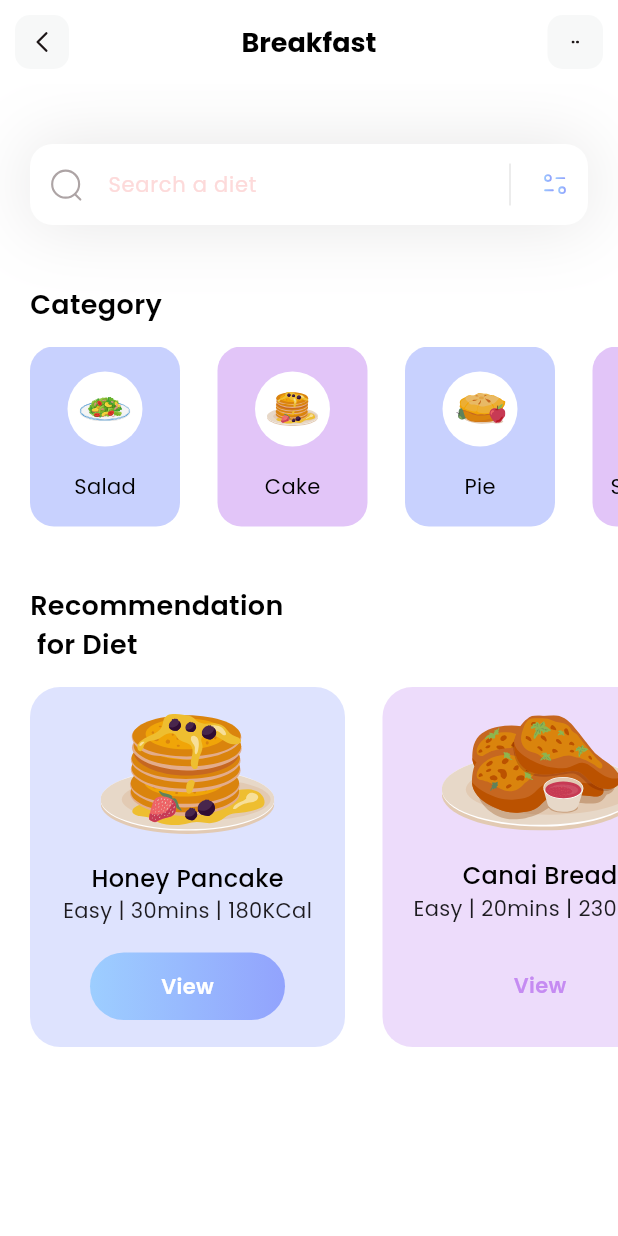
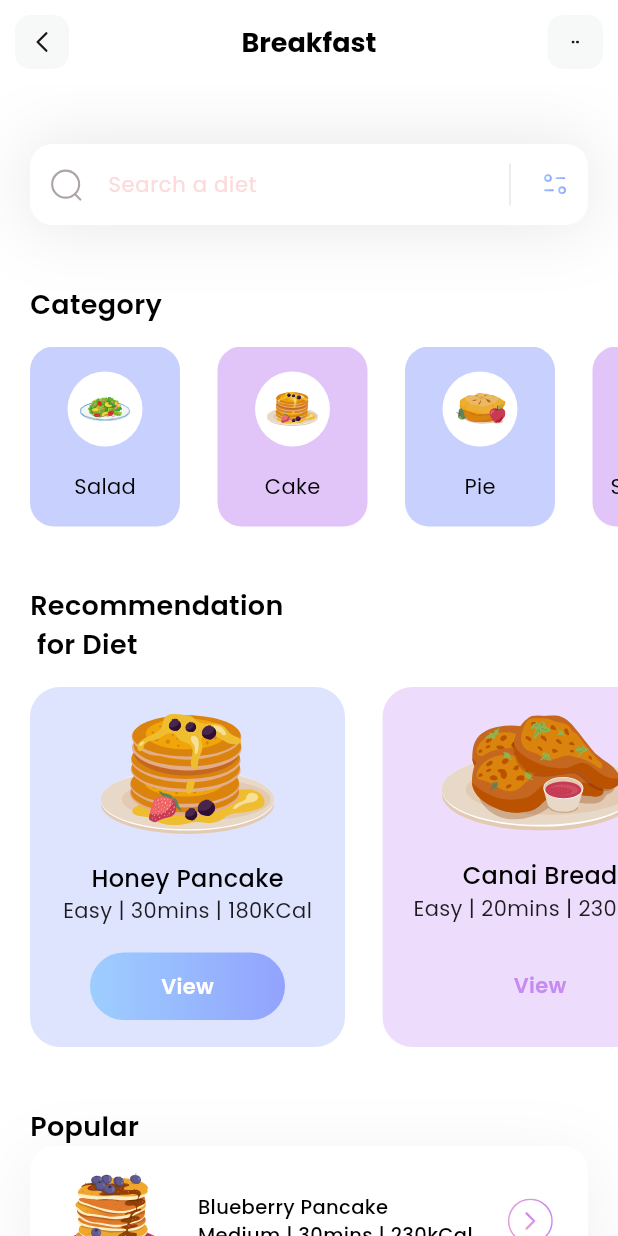
Before and after one commit to abungubrighton/dietApp, a Flutter app: the screen it shows after launch, on a phone screen of 412 x 824 dp. Run offline on Flutter 3.47's test engine with Material 3 defaults, Android fonts, the phone set to English and light mode, and no system bars; our stand-ins replace flutter_svg.

Commit message:
chore:popular diet section

```diff
--- a/lib/main.dart
+++ b/lib/main.dart
@@ -12,7 +12,7 @@ class MyApp extends StatelessWidget {
   @override
   Widget build(BuildContext context) {
     return MaterialApp(
-      home: HomePage(),
+      home: const HomePage(),
       theme: ThemeData(fontFamily: 'Poppins'),
       debugShowCheckedModeBanner: false,
     );
--- a/lib/models/category_model.dart
+++ b/lib/models/category_model.dart
@@ -20,25 +20,25 @@ class CategoryModel {
       CategoryModel(
           name: "Salad",
           iconPath: 'assets/icons/plate.svg',
-          boxColor: const Color(0xFF92A3FD)),
+          boxColor: const Color(0xff92A3FD)),
     );
     categories.add(
       CategoryModel(
           name: "Cake",
           iconPath: 'assets/icons/pancakes.svg',
-          boxColor: const Color(0xFFC58BF2)),
+          boxColor: const Color(0xffC58BF2)),
     );
     categories.add(
       CategoryModel(
           name: "Pie",
           iconPath: 'assets/icons/pie.svg',
-          boxColor: const Color(0xFF92A3FD)),
+          boxColor: const Color(0xff92A3FD)),
     );
     categories.add(
       CategoryModel(
           name: "Smoothies",
           iconPath: 'assets/icons/orange-snacks.svg',
-          boxColor: const Color(0xFFC58BF2)),
+          boxColor: const Color(0xffC58BF2)),
     );
     return categories;
   }
--- a/lib/models/diet_model.dart
+++ b/lib/models/diet_model.dart
@@ -6,7 +6,7 @@ class DietModel {
   String level;
   String duration;
   String calorie;
-  bool viewIsSelected;
+  bool viewIsSelected; //control display of the button text
   Color boxColor;
 
   DietModel({
@@ -28,7 +28,7 @@ class DietModel {
         level: "Easy",
         calorie: "180KCal",
         viewIsSelected: true,
-        boxColor: const Color(0xFF92A3FD),
+        boxColor: const Color(0xff92A3FD),
         duration: "30mins"));
     diets.add(DietModel(
         name: "Canai Bread",
@@ -36,7 +36,7 @@ class DietModel {
         level: "Easy",
         calorie: "230KCal",
         viewIsSelected: false,
-        boxColor: const Color(0xFFC58BF2),
+        boxColor: const Color(0xffC58BF2),
         duration: "20mins"));
     diets.add(DietModel(
         name: "Honey Pancake",
@@ -44,7 +44,7 @@ class DietModel {
         level: "Easy",
         calorie: "180KCal",
         viewIsSelected: true,
-        boxColor: const Color(0xFF92A3FD),
+        boxColor: const Color(0xff92A3FD),
         duration: "30mins"));
     return diets;
   }
--- /dev/null
+++ b/lib/models/popular_model.dart
@@ -0,0 +1,54 @@
+class PopularDietsModel {
+  String name;
+  String iconPath;
+  String level;
+  String duration;
+  String calorie;
+  bool boxIsSelected; //control display of the box shadow
+
+  PopularDietsModel(
+      {required this.name,
+      required this.iconPath,
+      required this.level,
+      required this.duration,
+      required this.boxIsSelected,
+      required this.calorie});
+
+  static List<PopularDietsModel> getPopularDiets() {
+    List<PopularDietsModel> popularDiets = [];
+
+    popularDiets.add(PopularDietsModel(
+      name: "Blueberry Pancake",
+      iconPath: "assets/icons/blueberry-pancake.svg",
+      level: "Medium",
+      duration: "30mins",
+      calorie: "230kCal",
+      boxIsSelected: true,
+    ));
+    popularDiets.add(PopularDietsModel(
+      name: "Salmon Nigiri",
+      iconPath: "assets/icons/salmon-nigiri.svg",
+      level: "Easy",
+      duration: "20mins",
+      calorie: "120kCal",
+      boxIsSelected: false,
+    ));
+    popularDiets.add(PopularDietsModel(
+      name: "Blueberry Pancake",
+      iconPath: "assets/icons/blueberry-pancake.svg",
+      level: "Medium",
+      duration: "30mins",
+      calorie: "230kCal",
+      boxIsSelected: false,
+    ));
+    popularDiets.add(PopularDietsModel(
+      name: "Salmon Nigiri",
+      iconPath: "assets/icons/salmon-nigiri.svg",
+      level: "Easy",
+      duration: "20mins",
+      calorie: "120kCal",
+      boxIsSelected: false,
+    ));
+    return popularDiets;
+  }
+}
--- a/lib/pages/home.dart
+++ b/lib/pages/home.dart
@@ -1,10 +1,11 @@
 import 'package:diet_app/models/category_model.dart';
 import 'package:diet_app/models/diet_model.dart';
+import 'package:diet_app/models/popular_model.dart';
 import 'package:flutter/material.dart';
 import 'package:flutter_svg/svg.dart';
 
 class HomePage extends StatefulWidget {
-  HomePage({super.key});
+  const HomePage({super.key});
 
   @override
   State<HomePage> createState() => _HomePageState();
@@ -13,12 +14,14 @@ class HomePage extends StatefulWidget {
 class _HomePageState extends State<HomePage> {
   List<CategoryModel> categories = [];
   List<DietModel> diets = [];
+  List<PopularDietsModel> popularDiets = [];
 
   // Function that makes available the categories
 
   void _getInitialInfo() {
     diets = DietModel.getDiets();
     categories = CategoryModel.getCategories();
+    popularDiets = PopularDietsModel.getPopularDiets();
   }
 
   @override
@@ -34,7 +37,7 @@ class _HomePageState extends State<HomePage> {
     return Scaffold(
       appBar: appBar(),
       backgroundColor: Colors.white,
-      body: Column(crossAxisAlignment: CrossAxisAlignment.start, children: [
+      body: ListView(children: [
         _searchField(),
         const SizedBox(
           height: 40,
@@ -60,13 +63,97 @@ class _HomePageState extends State<HomePage> {
         const SizedBox(
           height: 15,
         ),
-        _dietSection()
+        _dietSection(),
+        const SizedBox(
+          height: 40,
+        ),
+        Column(
+          crossAxisAlignment: CrossAxisAlignment.start,
+          children: [
+            const Padding(
+              padding: EdgeInsets.only(left: 20),
+              child: Text("Popular",
+                  style: TextStyle(
+                      color: Colors.black,
+                      fontSize: 18,
+                      fontWeight: FontWeight.w600)),
+            ),
+            ListView.separated(
+              separatorBuilder: (context, index) => const SizedBox(height: 25),
+              shrinkWrap: true,
+              itemCount: popularDiets.length,
+              padding: const EdgeInsets.only(left: 20, right: 20),
+              itemBuilder: (context, index) {
+                return Container(
+                  height: 100,
+                  decoration: BoxDecoration(
+                      color: popularDiets[index].boxIsSelected
+                          ? Colors.white
+                          : Colors.transparent,
+                      borderRadius: BorderRadius.circular(16),
+                      boxShadow: popularDiets[index].boxIsSelected
+                          ? [
+                              BoxShadow(
+                                color:
+                                    const Color(0xff1D1617).withOpacity(0.07),
+                                offset: const Offset(0, 10),
+                                blurRadius: 40,
+                                spreadRadius: 0,
+                              )
+                            ]
+                          : []),
+                  child: Row(
+                    mainAxisAlignment: MainAxisAlignment.spaceEvenly,
+                    children: [
+                      SvgPicture.asset(
+                        popularDiets[index].iconPath,
+                        width: 65,
+                        height: 65,
+                      ),
+                      Column(
+                        mainAxisAlignment: MainAxisAlignment.center,
+                        crossAxisAlignment: CrossAxisAlignment.start,
+                        children: [
+                          Text(
+                            popularDiets[index].name,
+                            style: const TextStyle(
+                                fontWeight: FontWeight.w500,
+                                color: Colors.black,
+                                fontSize: 13),
+                          ),
+                          Text(
+                            "${popularDiets[index].level} | ${popularDiets[index].duration} | ${popularDiets[index].calorie}",
+                            style: const TextStyle(
+                                fontWeight: FontWeight.w500,
+                                color: Colors.black,
+                                fontSize: 13),
+                          ),
+                        ],
+                      ),
+                      GestureDetector(
+                        onTap: () {},
+                        child: SvgPicture.asset(
+                          "assets/icons/button.svg",
+                          width: 30,
+                          height: 30,
+                        ),
+                      )
+                    ],
+                  ),
+                );
+              },
+            ),
+          ],
+        ),
+        const SizedBox(
+          height: 40,
+        ),
       ]),
     );
   }
 
-  Container _dietSection() {
-    return Container(
+  SizedBox _dietSection() {
+    return SizedBox(
       height: 240,
       child: ListView.separated(
         itemBuilder: (context, index) {
@@ -101,10 +188,10 @@ class _HomePageState extends State<HomePage> {
                       gradient: LinearGradient(
                         colors: [
                           diets[index].viewIsSelected
-                              ? Color(0xFF9DCEFF)
+                              ? const Color(0xff9DCEFF)
                               : Colors.transparent,
                           diets[index].viewIsSelected
-                              ? Color(0xFF92A3FD)
+                              ? const Color(0xff92A3FD)
                               : Colors.transparent
                         ],
                       )),
@@ -114,7 +201,7 @@ class _HomePageState extends State<HomePage> {
                       style: TextStyle(
                           color: diets[index].viewIsSelected
                               ? Colors.white
-                              : Color(0xFFC58bf2),
+                              : const Color(0xffC58bf2),
                           fontSize: 14,
                           fontWeight: FontWeight.w600),
                     ),
@@ -152,7 +239,7 @@ class _HomePageState extends State<HomePage> {
         const SizedBox(
           height: 15,
         ),
-        Container(
+        SizedBox(
           height: 120,
           child: ListView.separated(
               itemCount: categories.length,
@@ -203,7 +290,7 @@ class _HomePageState extends State<HomePage> {
       margin: const EdgeInsets.only(top: 40, left: 20, right: 20),
       decoration: BoxDecoration(boxShadow: [
         BoxShadow(
-            color: const Color(0xFF1D1617).withOpacity(0.11),
+            color: const Color(0xff1D1617).withOpacity(0.11),
             blurRadius: 40,
             spreadRadius: 0.0)
       ]),
@@ -213,7 +300,7 @@ class _HomePageState extends State<HomePage> {
               padding: const EdgeInsets.all(12),
               child: SvgPicture.asset('assets/icons/Search.svg'),
             ),
-            suffixIcon: Container(
+            suffixIcon: SizedBox(
               width: 100,
               child: IntrinsicHeight(
                 child: Row(
@@ -236,7 +323,7 @@ class _HomePageState extends State<HomePage> {
             filled: true,
             fillColor: Colors.white,
             hintText: 'Search a diet',
-            hintStyle: const TextStyle(color: Color(0xFFFDDADA), fontSize: 14),
+            hintStyle: const TextStyle(color: Color(0xffFDDADA), fontSize: 14),
             contentPadding: const EdgeInsets.all(15),
             border: OutlineInputBorder(
               borderRadius: BorderRadius.circular(15),
@@ -262,7 +349,7 @@ class _HomePageState extends State<HomePage> {
             margin: const EdgeInsets.all(10),
             alignment: Alignment.center,
             decoration: BoxDecoration(
-                color: const Color(0xFFF7F8F8),
+                color: const Color(0xffF7F8F8),
                 borderRadius: BorderRadius.circular(10)),
             child: SvgPicture.asset(
               'assets/icons/Arrow - Left 2.svg',
@@ -279,7 +366,7 @@ class _HomePageState extends State<HomePage> {
               alignment: Alignment.center,
               width: 37,
               decoration: BoxDecoration(
-                  color: const Color(0xFFF7F8F8),
+                  color: const Color(0xffF7F8F8),
                   borderRadius: BorderRadius.circular(10)),
               child: SvgPicture.asset(
                 'assets/icons/dots.svg',
```
Also changed, not shown: assets/icons/button.svg (added).
